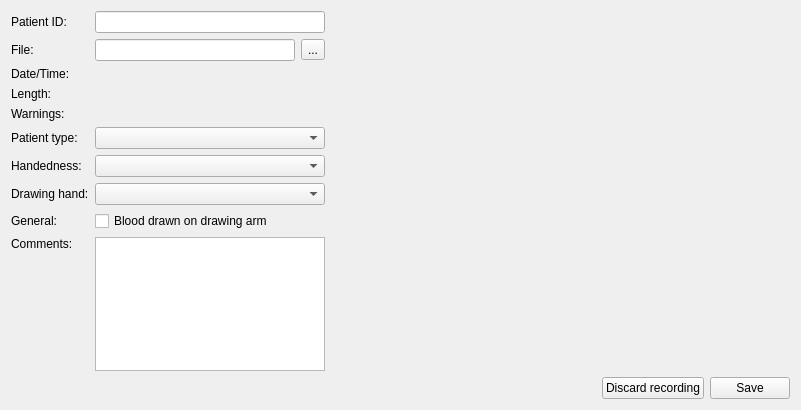
EuracBiomedicalResearch/DigitalSpiralography, file ui/endrecording.ui: the form before one commit.
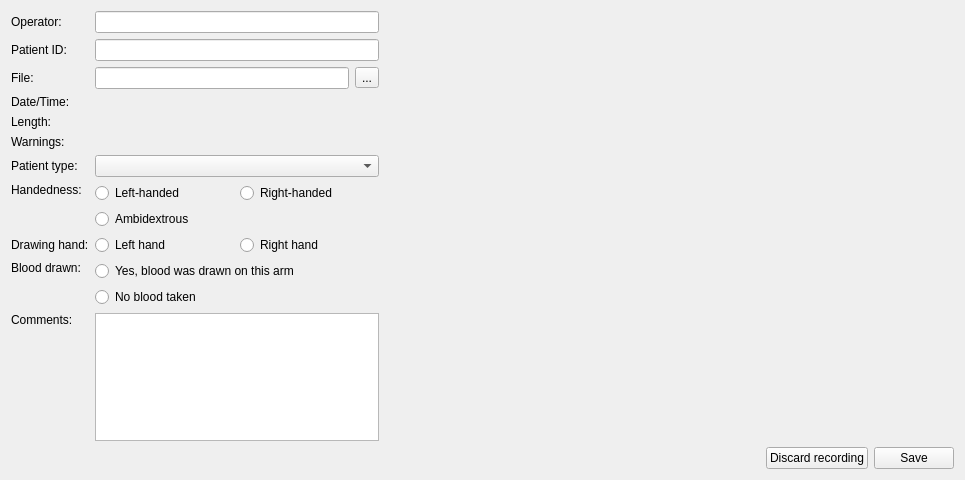
The form after the commit.

Commit message:
Revise the EndRecording dialog
- Add "Operator ID".
- Switch handedness/hand and "blood drawn" to radio boxes, and enforce selection
  (even for the NULL case).

```diff
--- a/ui/endrecording.ui
+++ b/ui/endrecording.ui
@@ -6,14 +6,14 @@
    <rect>
     <x>0</x>
     <y>0</y>
-    <width>801</width>
-    <height>410</height>
+    <width>965</width>
+    <height>480</height>
    </rect>
   </property>
   <property name="minimumSize">
    <size>
-    <width>801</width>
-    <height>410</height>
+    <width>965</width>
+    <height>480</height>
    </size>
   </property>
   <property name="windowTitle">
@@ -22,32 +22,59 @@
   <property name="modal">
    <bool>true</bool>
   </property>
-  <layout class="QGridLayout" name="gridLayout" columnstretch="0,0,0">
-   <item row="1" column="0">
+  <layout class="QGridLayout" name="gridLayout_2">
+   <item row="0" column="0">
+    <widget class="QLabel" name="label_8">
+     <property name="text">
+      <string>Operator:</string>
+     </property>
+     <property name="buddy">
+      <cstring>operator_id</cstring>
+     </property>
+    </widget>
+   </item>
+   <item row="2" column="0">
     <widget class="QLabel" name="fileLabel">
      <property name="text">
       <string>File:</string>
      </property>
     </widget>
    </item>
-   <item row="8" column="1">
-    <widget class="QCheckBox" name="blood_drawn">
+   <item row="2" column="1">
+    <layout class="QHBoxLayout" name="horizontalLayout_2">
+     <item>
+      <widget class="QLineEdit" name="save_path"/>
+     </item>
+     <item>
+      <widget class="QToolButton" name="save_path_btn">
+       <property name="text">
+        <string>...</string>
+       </property>
+      </widget>
+     </item>
+    </layout>
+   </item>
+   <item row="3" column="0">
+    <widget class="QLabel" name="label_3">
      <property name="text">
-      <string>Blood drawn on drawing arm</string>
+      <string>Date/Time:</string>
      </property>
     </widget>
    </item>
-   <item row="3" column="1">
-    <widget class="QLabel" name="length">
+   <item row="1" column="0">
+    <widget class="QLabel" name="label">
      <property name="text">
-      <string/>
+      <string>Patient ID:</string>
      </property>
      <property name="textInteractionFlags">
       <set>Qt::LinksAccessibleByMouse|Qt::TextSelectableByMouse</set>
      </property>
     </widget>
    </item>
-   <item row="4" column="1">
+   <item row="1" column="1">
+    <widget class="QLineEdit" name="patient_id"/>
+   </item>
+   <item row="5" column="1">
     <widget class="QLabel" name="warnings">
      <property name="font">
       <font>
@@ -63,17 +90,188 @@
      </property>
     </widget>
    </item>
+   <item row="6" column="0">
+    <widget class="QLabel" name="label_5">
+     <property name="text">
+      <string>Patient type:</string>
+     </property>
+     <property name="buddy">
+      <cstring>pat_type</cstring>
+     </property>
+    </widget>
+   </item>
+   <item row="6" column="1">
+    <widget class="QComboBox" name="pat_type"/>
+   </item>
+   <item row="10" column="1">
+    <widget class="QPlainTextEdit" name="comments">
+     <property name="sizePolicy">
+      <sizepolicy hsizetype="Expanding" vsizetype="Expanding">
+       <horstretch>1</horstretch>
+       <verstretch>0</verstretch>
+      </sizepolicy>
+     </property>
+     <property name="plainText">
+      <string/>
+     </property>
+    </widget>
+   </item>
+   <item row="7" column="1">
+    <layout class="QGridLayout" name="gridLayout">
+     <item row="0" column="0">
+      <widget class="QRadioButton" name="handedness_left">
+       <property name="text">
+        <string>Left-handed</string>
+       </property>
+       <attribute name="buttonGroup">
+        <string notr="true">handedness_grp</string>
+       </attribute>
+      </widget>
+     </item>
+     <item row="0" column="1">
+      <widget class="QRadioButton" name="handedness_right">
+       <property name="text">
+        <string>Right-handed</string>
+       </property>
+       <attribute name="buttonGroup">
+        <string notr="true">handedness_grp</string>
+       </attribute>
+      </widget>
+     </item>
+     <item row="1" column="0" colspan="2">
+      <widget class="QRadioButton" name="handedness_ambidextrous">
+       <property name="text">
+        <string>Ambidextrous</string>
+       </property>
+       <attribute name="buttonGroup">
+        <string notr="true">handedness_grp</string>
+       </attribute>
+      </widget>
+     </item>
+    </layout>
+   </item>
+   <item row="8" column="0">
+    <widget class="QLabel" name="label_6">
+     <property name="text">
+      <string>Drawing hand:</string>
+     </property>
+     <property name="buddy">
+      <cstring>hand_left</cstring>
+     </property>
+    </widget>
+   </item>
+   <item row="8" column="1">
+    <layout class="QHBoxLayout" name="horizontalLayout_4">
+     <item>
+      <widget class="QRadioButton" name="hand_left">
+       <property name="text">
+        <string>Left hand</string>
+       </property>
+       <attribute name="buttonGroup">
+        <string notr="true">hand_grp</string>
+       </attribute>
+      </widget>
+     </item>
+     <item>
+      <widget class="QRadioButton" name="hand_right">
+       <property name="text">
+        <string>Right hand</string>
+       </property>
+       <attribute name="buttonGroup">
+        <string notr="true">hand_grp</string>
+       </attribute>
+      </widget>
+     </item>
+    </layout>
+   </item>
+   <item row="3" column="1">
+    <widget class="QLabel" name="date_time">
+     <property name="text">
+      <string/>
+     </property>
+     <property name="textInteractionFlags">
+      <set>Qt::LinksAccessibleByMouse|Qt::TextSelectableByMouse</set>
+     </property>
+    </widget>
+   </item>
    <item row="4" column="0">
+    <widget class="QLabel" name="label_4">
+     <property name="text">
+      <string>Length:</string>
+     </property>
+    </widget>
+   </item>
+   <item row="4" column="1">
+    <widget class="QLabel" name="length">
+     <property name="text">
+      <string/>
+     </property>
+     <property name="textInteractionFlags">
+      <set>Qt::LinksAccessibleByMouse|Qt::TextSelectableByMouse</set>
+     </property>
+    </widget>
+   </item>
+   <item row="5" column="0">
     <widget class="QLabel" name="label_9">
      <property name="text">
       <string>Warnings:</string>
      </property>
     </widget>
    </item>
-   <item row="7" column="1">
-    <widget class="QComboBox" name="pat_hand"/>
+   <item row="9" column="0">
+    <widget class="QLabel" name="label_10">
+     <property name="text">
+      <string>Blood drawn:</string>
+     </property>
+     <property name="alignment">
+      <set>Qt::AlignLeading|Qt::AlignLeft|Qt::AlignTop</set>
+     </property>
+     <property name="buddy">
+      <cstring>blood_drawn</cstring>
+     </property>
+    </widget>
    </item>
-   <item row="0" column="2" rowspan="10">
+   <item row="9" column="1">
+    <layout class="QVBoxLayout" name="verticalLayout_2">
+     <item>
+      <widget class="QRadioButton" name="blood_drawn">
+       <property name="text">
+        <string>Yes, blood was drawn on this arm</string>
+       </property>
+       <attribute name="buttonGroup">
+        <string notr="true">blood_grp</string>
+       </attribute>
+      </widget>
+     </item>
+     <item>
+      <widget class="QRadioButton" name="blood_not_drawn">
+       <property name="text">
+        <string>No blood taken</string>
+       </property>
+       <attribute name="buttonGroup">
+        <string notr="true">blood_grp</string>
+       </attribute>
+      </widget>
+     </item>
+    </layout>
+   </item>
+   <item row="10" column="0">
+    <widget class="QLabel" name="label_2">
+     <property name="text">
+      <string>Comments:</string>
+     </property>
+     <property name="alignment">
+      <set>Qt::AlignLeading|Qt::AlignLeft|Qt::AlignTop</set>
+     </property>
+     <property name="buddy">
+      <cstring>comments</cstring>
+     </property>
+    </widget>
+   </item>
+   <item row="0" column="1">
+    <widget class="QLineEdit" name="operator_id"/>
+   </item>
+   <item row="0" column="2" rowspan="11">
     <widget class="QLabel" name="preview">
      <property name="sizePolicy">
       <sizepolicy hsizetype="Expanding" vsizetype="Expanding">
@@ -98,112 +296,20 @@
      </property>
     </widget>
    </item>
-   <item row="2" column="0">
-    <widget class="QLabel" name="label_3">
-     <property name="text">
-      <string>Date/Time:</string>
-     </property>
-    </widget>
-   </item>
-   <item row="0" column="1">
-    <widget class="QLineEdit" name="patient_id"/>
-   </item>
-   <item row="3" column="0">
-    <widget class="QLabel" name="label_4">
-     <property name="text">
-      <string>Length:</string>
-     </property>
-    </widget>
-   </item>
-   <item row="1" column="1">
-    <layout class="QHBoxLayout" name="horizontalLayout_2">
-     <item>
-      <widget class="QLineEdit" name="save_path"/>
-     </item>
-     <item>
-      <widget class="QToolButton" name="save_path_btn">
-       <property name="text">
-        <string>...</string>
-       </property>
-      </widget>
-     </item>
-    </layout>
-   </item>
-   <item row="9" column="0">
-    <widget class="QLabel" name="label_2">
-     <property name="text">
-      <string>Comments:</string>
-     </property>
-     <property name="alignment">
-      <set>Qt::AlignLeading|Qt::AlignLeft|Qt::AlignTop</set>
-     </property>
-    </widget>
-   </item>
    <item row="7" column="0">
-    <widget class="QLabel" name="label_6">
-     <property name="text">
-      <string>Drawing hand:</string>
-     </property>
-    </widget>
-   </item>
-   <item row="5" column="1">
-    <widget class="QComboBox" name="pat_type"/>
-   </item>
-   <item row="2" column="1">
-    <widget class="QLabel" name="date_time">
-     <property name="text">
-      <string/>
-     </property>
-     <property name="textInteractionFlags">
-      <set>Qt::LinksAccessibleByMouse|Qt::TextSelectableByMouse</set>
-     </property>
-    </widget>
-   </item>
-   <item row="6" column="1">
-    <widget class="QComboBox" name="pat_handedness"/>
-   </item>
-   <item row="5" column="0">
-    <widget class="QLabel" name="label_5">
-     <property name="text">
-      <string>Patient type:</string>
-     </property>
-    </widget>
-   </item>
-   <item row="0" column="0">
-    <widget class="QLabel" name="label">
-     <property name="text">
-      <string>Patient ID:</string>
-     </property>
-    </widget>
-   </item>
-   <item row="6" column="0">
     <widget class="QLabel" name="label_7">
      <property name="text">
       <string>Handedness:</string>
      </property>
-    </widget>
-   </item>
-   <item row="8" column="0">
-    <widget class="QLabel" name="label_10">
-     <property name="text">
-      <string>General:</string>
+     <property name="alignment">
+      <set>Qt::AlignLeading|Qt::AlignLeft|Qt::AlignTop</set>
      </property>
-    </widget>
-   </item>
-   <item row="9" column="1">
-    <widget class="QPlainTextEdit" name="comments">
-     <property name="sizePolicy">
-      <sizepolicy hsizetype="Expanding" vsizetype="Expanding">
-       <horstretch>1</horstretch>
-       <verstretch>0</verstretch>
-      </sizepolicy>
+     <property name="buddy">
+      <cstring>handedness_left</cstring>
      </property>
-     <property name="plainText">
-      <string/>
-     </property>
     </widget>
    </item>
-   <item row="10" column="0" colspan="3">
+   <item row="11" column="0" colspan="3">
     <layout class="QHBoxLayout" name="horizontalLayout">
      <item>
       <spacer name="horizontalSpacer">
```
Left out of the diff: 66 changed lines with no effect on the pictures. The commit also changes 1 other file.
